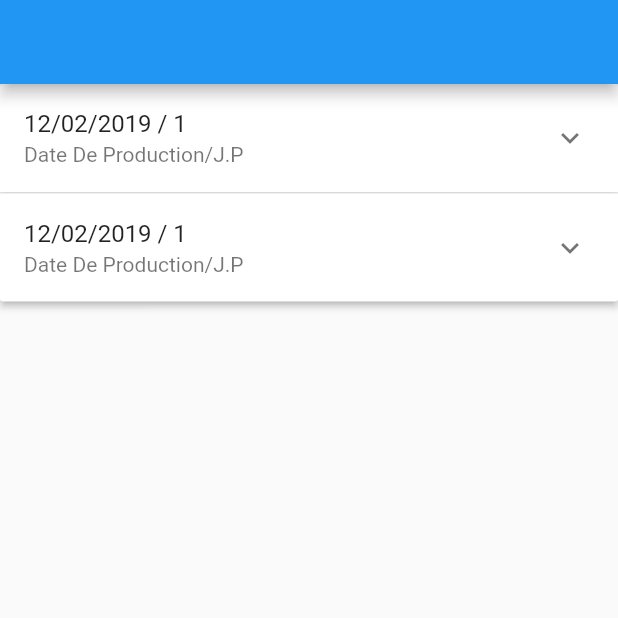
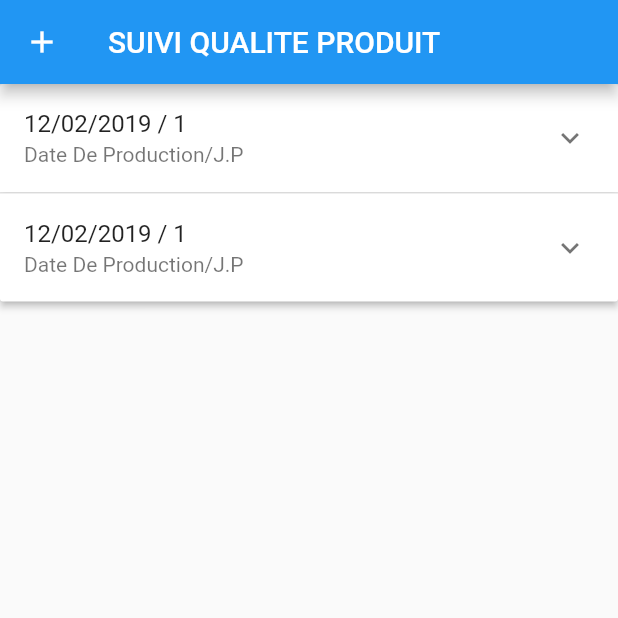
Before and after one commit to hboudanes/controle-produit-final, a Flutter app: the screen it shows after launch, on a phone screen of 412 x 824 dp, the top half of it. Run offline on Flutter 3.47's test engine with Material 2 defaults, Android fonts, the phone set to English and light mode, and no system bars; our stand-ins replace get.

Commit message:
add AppBar

```diff
--- a/lib/view/destest.dart
+++ b/lib/view/destest.dart
@@ -10,7 +10,15 @@ class testgetx extends StatelessWidget {
   @override
   Widget build(BuildContext context) {
     return Scaffold(
-      appBar: AppBar(),
+      appBar: AppBar(
+        title: Text("SUIVI QUALITE PRODUIT"),
+        leading:IconButton(
+              onPressed: () {
+
+              },
+              icon:const Icon(Icons.add)),
+
+      ),
       body: SingleChildScrollView(
         child: GetX<produitcontroller>(
           init: produitcontroller(),
```
